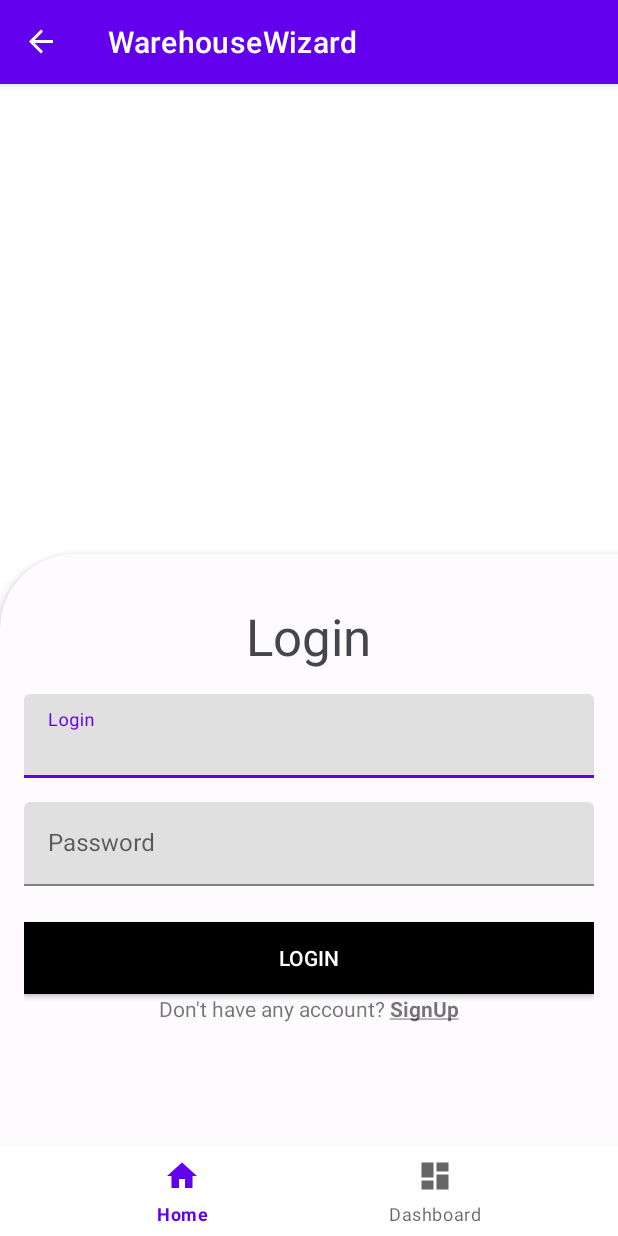
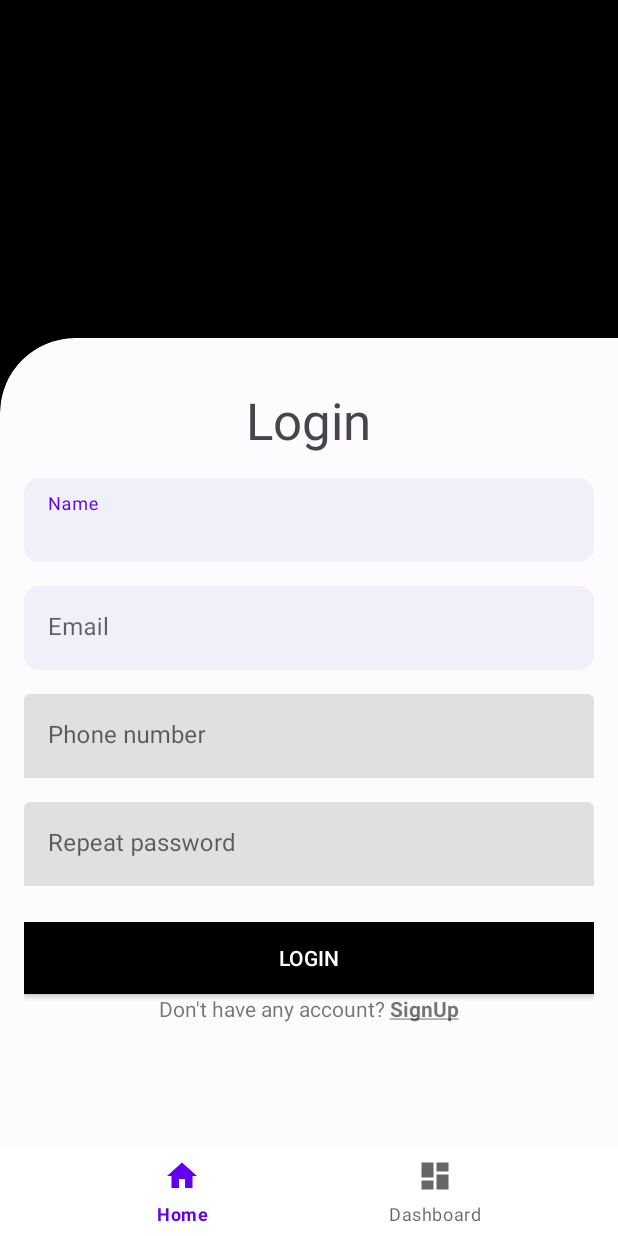
Before and after one commit to Anna-Monica-Reinhard/-, an Android app: the screen it shows after launch (MainActivity), on a phone screen of 412 x 824 dp. Run offline under Robolectric (Android 15) with nearby library versions, the phone set to English and light mode, and no system bars; our stand-ins replace navigation-ui; plain views replace CountryCodePicker.

Commit message:
remove: appbar

```diff
--- a/app/src/main/java/com/mkvsk/warehousewizard/MainActivity.java
+++ b/app/src/main/java/com/mkvsk/warehousewizard/MainActivity.java
@@ -29,11 +29,11 @@ public class MainActivity extends AppCompatActivity {
         BottomNavigationView navView = findViewById(R.id.nav_view);
         // Passing each menu ID as a set of Ids because each
         // menu should be considered as top level destinations.
-        AppBarConfiguration appBarConfiguration = new AppBarConfiguration.Builder(
-                R.id.navigation_products, R.id.navigation_dashboard)
-                .build();
+//        AppBarConfiguration appBarConfiguration = new AppBarConfiguration.Builder(
+//                R.id.navigation_products, R.id.navigation_dashboard)
+//                .build();
         NavController navController = Navigation.findNavController(this, R.id.nav_host_fragment_activity_main);
-        NavigationUI.setupActionBarWithNavController(this, navController, appBarConfiguration);
+//        NavigationUI.setupActionBarWithNavController(this, navController, appBarConfiguration);
         NavigationUI.setupWithNavController(binding.navView, navController);
     }
 
--- /dev/null
+++ b/app/src/main/res/drawable/round_corner_edittext.xml
@@ -0,0 +1,5 @@
+<?xml version="1.0" encoding="utf-8"?>
+<shape xmlns:android="http://schemas.android.com/apk/res/android" android:shape="rectangle">
+    <solid android:color="@color/et_bgr_color"/>
+    <corners android:radius="10dp"/>
+</shape>
--- a/app/src/main/res/layout/activity_main.xml
+++ b/app/src/main/res/layout/activity_main.xml
@@ -5,8 +5,7 @@
     android:id="@+id/container"
     android:layout_width="match_parent"
     android:layout_height="match_parent"
-    tools:context=".MainActivity"
-    android:paddingTop="?attr/actionBarSize">
+    tools:context=".MainActivity">
 
     <fragment
         android:id="@+id/nav_host_fragment_activity_main"
--- a/app/src/main/res/layout/fragment_authentication_and_register.xml
+++ b/app/src/main/res/layout/fragment_authentication_and_register.xml
@@ -4,8 +4,8 @@
     xmlns:tools="http://schemas.android.com/tools"
     android:layout_width="match_parent"
     android:layout_height="match_parent"
+    android:background="@color/black"
     tools:context=".UI.AuthenticationAndRegister">
-
 
     <com.google.android.material.card.MaterialCardView
         android:id="@+id/cardviewEditUserprofile"
@@ -45,13 +45,14 @@
                 android:layout_width="match_parent"
                 android:layout_height="wrap_content"
                 android:orientation="vertical"
-                android:visibility="visible">
+                android:visibility="gone">
 
                 <com.google.android.material.textfield.TextInputLayout
                     android:id="@+id/text_layout_login"
                     android:layout_width="match_parent"
                     android:layout_height="@dimen/text_input_height"
                     android:layout_marginTop="16dp"
+                    style="@style/myTextInputLayout"
                     android:hint="Login">
 
                     <com.google.android.material.textfield.TextInputEditText
@@ -66,6 +67,7 @@
                     android:layout_width="match_parent"
                     android:layout_height="@dimen/text_input_height"
                     android:layout_marginTop="16dp"
+                    style="@style/myTextInputLayout"
                     android:hint="Password">
 
                     <com.google.android.material.textfield.TextInputEditText
@@ -82,19 +84,23 @@
                 android:layout_width="match_parent"
                 android:layout_height="wrap_content"
                 android:orientation="vertical"
-                android:visibility="gone">
+                android:visibility="visible">
 
                 <com.google.android.material.textfield.TextInputLayout
                     android:id="@+id/text_layout_name"
                     android:layout_width="match_parent"
                     android:layout_height="wrap_content"
                     android:layout_marginTop="16dp"
-                    android:hint="Name">
+                    android:hint="Name"
+                    style="@style/myTextInputLayout"
+
+                    >
 
                     <com.google.android.material.textfield.TextInputEditText
                         android:id="@+id/et_name"
                         android:layout_width="match_parent"
                         android:layout_height="@dimen/text_input_height"
+                        android:background="@drawable/round_corner_edittext"
                         android:visibility="visible"
                         tools:text="Name" />
                 </com.google.android.material.textfield.TextInputLayout>
@@ -104,6 +110,8 @@
                     android:layout_width="match_parent"
                     android:layout_height="@dimen/text_input_height"
                     android:layout_marginTop="16dp"
+                    style="@style/myTextInputLayout"
+
                     android:hint="Email">
 
                     <com.google.android.material.textfield.TextInputEditText
@@ -111,6 +119,7 @@
                         android:layout_width="match_parent"
                         android:layout_height="wrap_content"
                         android:inputType="textEmailAddress"
+                        android:background="@drawable/round_corner_edittext"
                         tools:text="Email" />
                 </com.google.android.material.textfield.TextInputLayout>
 
@@ -119,6 +128,7 @@
                     android:layout_width="match_parent"
                     android:layout_height="@dimen/text_input_height"
                     android:layout_marginTop="16dp"
+                    style="@style/myTextInputLayout"
                     android:hint="Phone number">
 
                     <com.google.android.material.textfield.TextInputEditText
@@ -134,6 +144,7 @@
                     android:layout_width="match_parent"
                     android:layout_height="@dimen/text_input_height"
                     android:layout_marginTop="16dp"
+                    style="@style/myTextInputLayout"
                     android:hint="Repeat password">
 
                     <com.google.android.material.textfield.TextInputEditText
--- /dev/null
+++ b/app/src/main/res/values/styles.xml
@@ -0,0 +1,28 @@
+<?xml version="1.0" encoding="utf-8"?>
+<resources>
+
+    <style name="myMaterialCardAuth" parent="@style/Widget.MaterialComponents.CardView">
+        <item name="cardBackgroundColor">@color/theme_cardview_bgr_color</item>
+        <item name="shapeAppearanceOverlay">
+            @style/ShapeAppearanceOverlay_card_custom_corners_right
+        </item>
+    </style>
+
+    <style name="ShapeAppearanceOverlay_card_custom_corners_right" parent="">
+        <item name="cornerFamily">rounded</item>
+        <item name="cornerSizeTopRight">0dp</item>
+        <item name="cornerSizeTopLeft">50dp</item>
+        <item name="cornerSizeBottomRight">0dp</item>
+        <item name="cornerSizeBottomLeft">0dp</item>
+    </style>
+
+<!--    myTextInputLayout-->
+    <style name="myTextInputLayout" parent="Widget.MaterialComponents.TextInputLayout.FilledBox">
+        <item name="boxStrokeWidth">0dp</item>
+        <item name="boxStrokeWidthFocused">0dp</item>
+        <item name="hintAnimationEnabled">true</item>
+        <item name="hintEnabled">true</item>
+    </style>
+
+
+</resources>
--- a/app/src/main/res/values/themes.xml
+++ b/app/src/main/res/values/themes.xml
@@ -1,6 +1,6 @@
 <resources xmlns:tools="http://schemas.android.com/tools">
     <!-- Base application theme. -->
-    <style name="Theme.WarehouseWizard" parent="Theme.MaterialComponents.Light.DarkActionBar">
+    <style name="Theme.WarehouseWizard" parent="Theme.MaterialComponents.DayNight.NoActionBar">
         <!-- Primary brand color. -->
         <item name="colorPrimary">@color/purple_500</item>
         <item name="colorPrimaryVariant">@color/purple_700</item>
@@ -14,18 +14,5 @@
         <!-- Customize your theme here. -->
     </style>
 
-    <style name="myMaterialCardAuth" parent="@style/Widget.MaterialComponents.CardView">
-        <item name="cardBackgroundColor">@color/theme_cardview_bgr_color</item>
-        <item name="shapeAppearanceOverlay">
-            @style/ShapeAppearanceOverlay_card_custom_corners_right
-        </item>
-    </style>
 
-    <style name="ShapeAppearanceOverlay_card_custom_corners_right" parent="">
-        <item name="cornerFamily">rounded</item>
-        <item name="cornerSizeTopRight">0dp</item>
-        <item name="cornerSizeTopLeft">50dp</item>
-        <item name="cornerSizeBottomRight">0dp</item>
-        <item name="cornerSizeBottomLeft">0dp</item>
-    </style>
 </resources>
```
